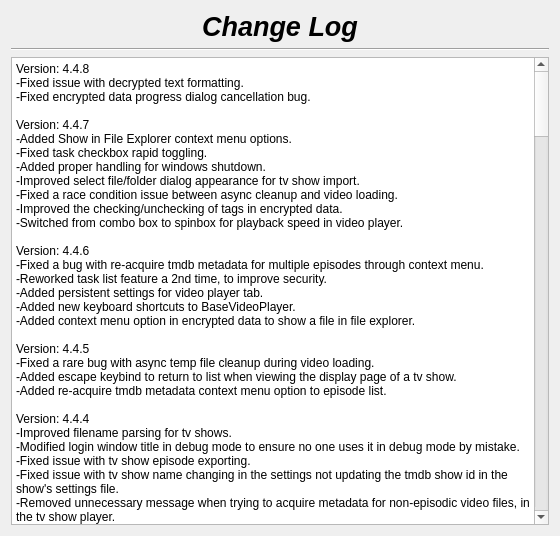
therealMaPMaKeR/MMDiary, file changelog.ui: the form before one commit.
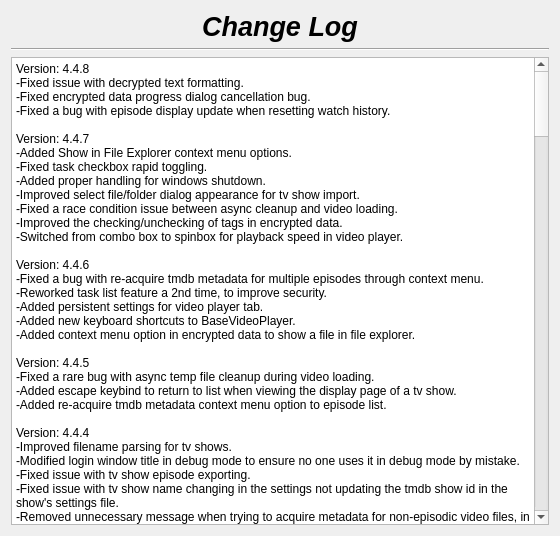
The form after the commit.

Commit message: fixed bug with reset watch history

Patch:
```diff
--- a/changelog.ui
+++ b/changelog.ui
@@ -57,6 +57,7 @@
 &lt;/style&gt;&lt;/head&gt;&lt;body style=&quot; font-family:'Segoe UI'; font-size:9pt; font-weight:400; font-style:normal;&quot;&gt;
 &lt;p style=&quot; margin-top:0px; margin-bottom:0px; margin-left:0px; margin-right:0px; -qt-block-indent:0; text-indent:0px;&quot;&gt;Version: 4.4.8&lt;br /&gt;-Fixed issue with decrypted text formatting.&lt;/p&gt;
 &lt;p style=&quot; margin-top:0px; margin-bottom:0px; margin-left:0px; margin-right:0px; -qt-block-indent:0; text-indent:0px;&quot;&gt;-Fixed encrypted data progress dialog cancellation bug.&lt;/p&gt;
+&lt;p style=&quot; margin-top:0px; margin-bottom:0px; margin-left:0px; margin-right:0px; -qt-block-indent:0; text-indent:0px;&quot;&gt;-Fixed a bug with episode display update when resetting watch history.&lt;/p&gt;
 &lt;p style=&quot;-qt-paragraph-type:empty; margin-top:0px; margin-bottom:0px; margin-left:0px; margin-right:0px; -qt-block-indent:0; text-indent:0px;&quot;&gt;&lt;br /&gt;&lt;/p&gt;
 &lt;p style=&quot; margin-top:0px; margin-bottom:0px; margin-left:0px; margin-right:0px; -qt-block-indent:0; text-indent:0px;&quot;&gt;Version: 4.4.7&lt;br /&gt;-Added Show in File Explorer context menu options.&lt;/p&gt;
 &lt;p style=&quot; margin-top:0px; margin-bottom:0px; margin-left:0px; margin-right:0px; -qt-block-indent:0; text-indent:0px;&quot;&gt;-Fixed task checkbox rapid toggling.&lt;br /&gt;-Added proper handling for windows shutdown.&lt;/p&gt;
```
The commit also changes 3 other files.
